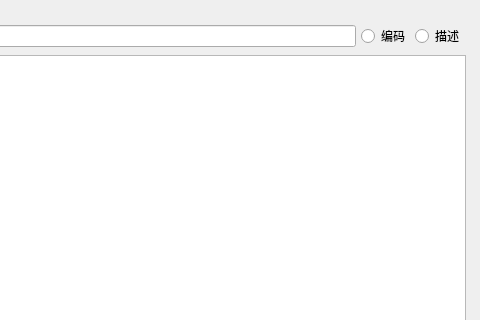
First picture: the form in ui3/ErpItemSelector.ui, repository ChenZebin9/python_pdm_2, before the edit; both pictures show x 133 to 613 and y 0 to 320 of the 613 by 445 pixel window.
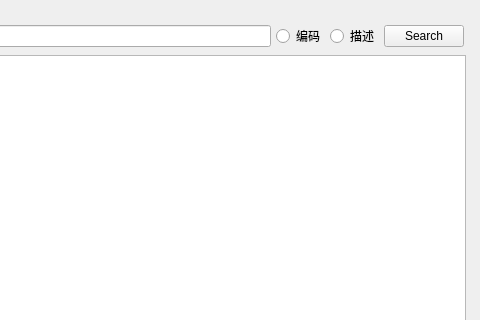
Second picture: the form after the edit.

What changed in the file:
```diff
--- a/ui3/ErpItemSelector.ui
+++ b/ui3/ErpItemSelector.ui
@@ -75,6 +75,13 @@
         </property>
        </widget>
       </item>
+      <item>
+       <widget class="QPushButton" name="doSearchPushButton">
+        <property name="text">
+         <string>Search</string>
+        </property>
+       </widget>
+      </item>
      </layout>
     </item>
     <item>
```
